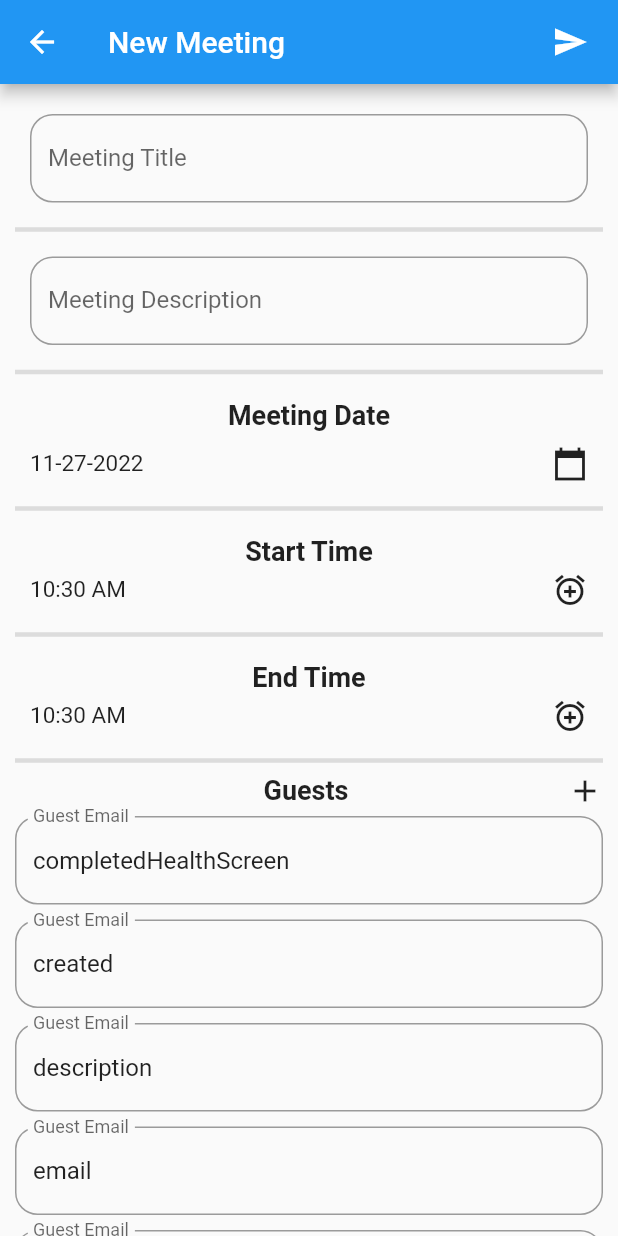
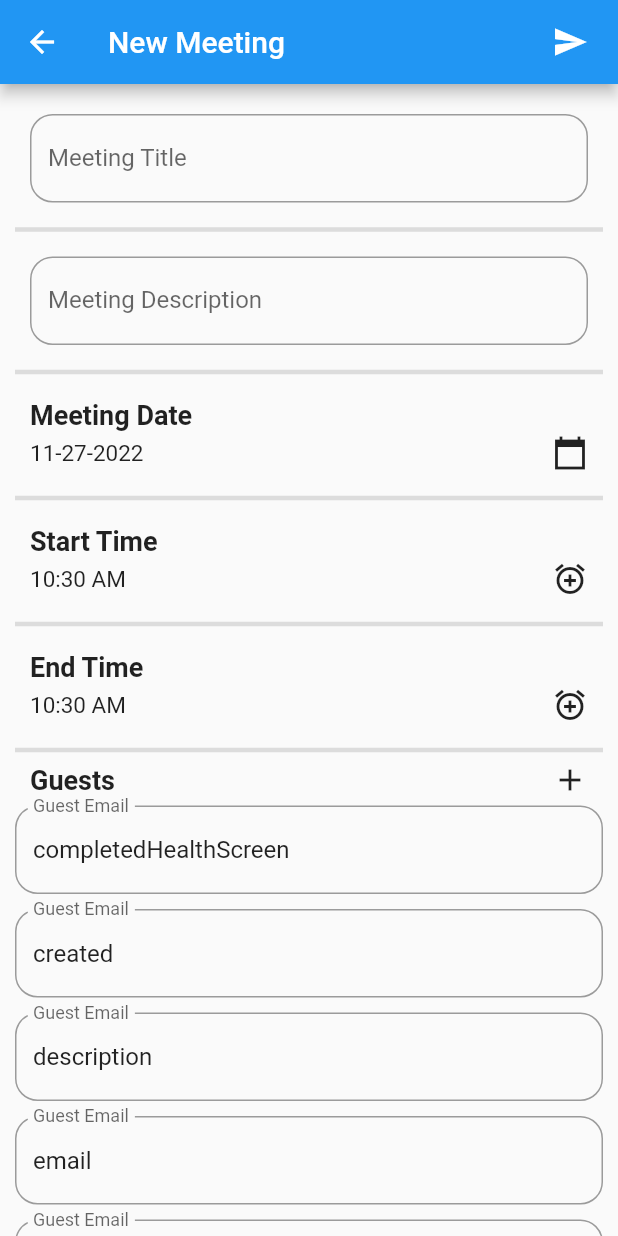
Before and after one commit to CSC4350-MW1/VirusValidate, a Flutter app: the EmployeeMeetingPage screen opened directly with empty values, on a phone screen of 412 x 824 dp. Run offline on Flutter 3.47's test engine with Material 2 defaults, Android fonts, the light colour scheme and no system bars; our stand-ins replace cloud_firestore, firebase_auth, firebase_core; accounts and stored records are empty.

Commit message:
Updated form UI

```diff
--- a/virus_validate/lib/pages/employee_meeting_details.dart
+++ b/virus_validate/lib/pages/employee_meeting_details.dart
@@ -119,9 +119,10 @@ class _EmployeeMeetingPageState extends State<EmployeeMeetingPage> {
               Container(
                 padding: const EdgeInsets.all(10.0),
                 child: Column(
+                  crossAxisAlignment: CrossAxisAlignment.start,
                   children: [
                     myHeaderText("Meeting Date"),
-                    const SizedBox(height: 10.0,),
+                    const SizedBox(height: 3.0,),
                     Row(
                       children: [
                         Expanded(
@@ -142,6 +143,7 @@ class _EmployeeMeetingPageState extends State<EmployeeMeetingPage> {
               Container(
                 padding: const EdgeInsets.all(10.0),
                 child: Column(
+                  crossAxisAlignment: CrossAxisAlignment.start,
                   children: [
                     myHeaderText("Start Time"),
                     const SizedBox(height: 3.0,),
@@ -165,6 +167,7 @@ class _EmployeeMeetingPageState extends State<EmployeeMeetingPage> {
               Container(
                 padding: const EdgeInsets.all(10.0),
                 child: Column(
+                  crossAxisAlignment: CrossAxisAlignment.start,
                   children: [
                     myHeaderText("End Time"),
                     const SizedBox(height: 3.0,),
@@ -197,10 +200,10 @@ class _EmployeeMeetingPageState extends State<EmployeeMeetingPage> {
                   children: const [
                     Expanded(
                       child: Padding(
-                        padding: EdgeInsets.only(left: 20),
+                        padding: EdgeInsets.only(left: 10),
                         child: Text(
                           "Guests",
-                          textAlign: TextAlign.center,
+                          textAlign: TextAlign.start,
                           style: TextStyle(
                             fontSize: largeText,
                             fontWeight: FontWeight.bold
@@ -208,7 +211,10 @@ class _EmployeeMeetingPageState extends State<EmployeeMeetingPage> {
                         ),
                       )
                     ),
-                    Icon(Icons.add)
+                    Padding(
+                      padding: EdgeInsets.only(right: 10.0),
+                      child: Icon(Icons.add),
+                    ),
                   ],
                 ),
               ),
```
